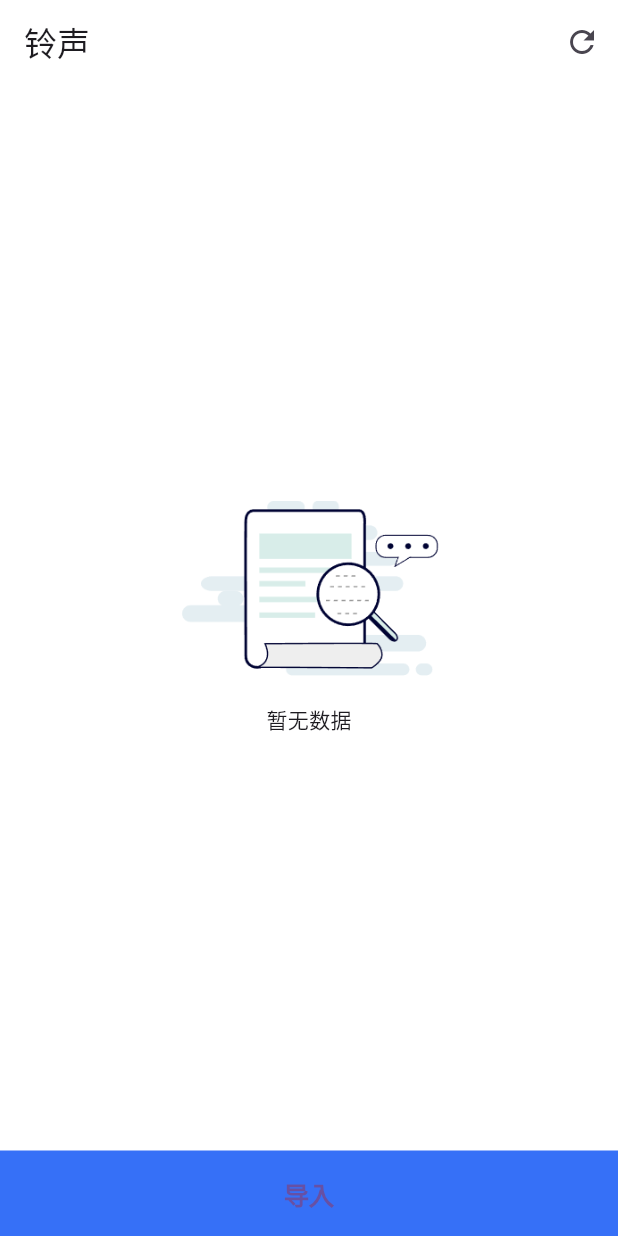
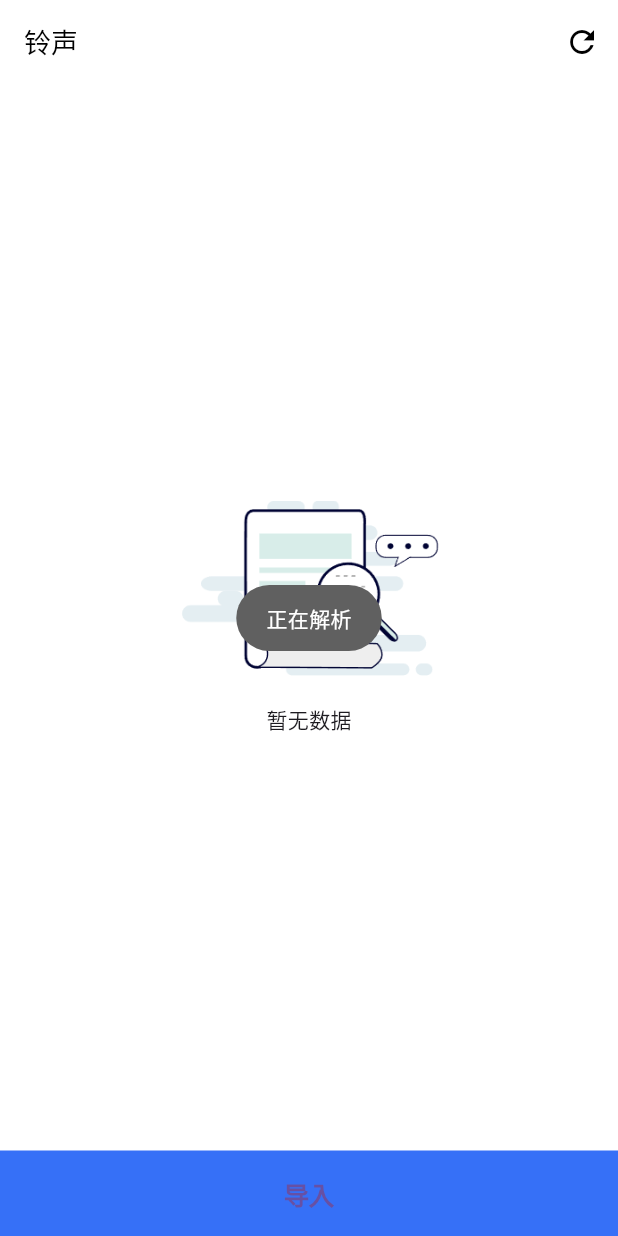
Before and after one commit to Y-Good/dy_tool, a Flutter app: the screen it shows after launch, after a tap on the "refresh" icon, on a phone screen of 412 x 824 dp. Run offline on Flutter 3.47's test engine with Material 3 defaults, Android fonts, the phone set to English and light mode, and no system bars; our stand-ins replace audioplayers, dio, fluttertoast, get, loading_animation_widget, permission_handler.

Commit message:
feat(project): dark mode

```diff
--- a/lib/app/modules/home/views/home_view.dart
+++ b/lib/app/modules/home/views/home_view.dart
@@ -1,3 +1,4 @@
+import 'package:douyin_ringtone/utils/utils.dart';
 import 'package:flutter/cupertino.dart';
 import 'package:flutter/material.dart';
 import 'package:get/get.dart';
@@ -18,8 +19,10 @@ class HomeView extends GetView<HomeController> {
         title: const Text('铃声'),
         actions: [
           IconButton(
+            color:Get.isDarkMode ? Colors.white : Colors.black,
             icon: const Icon(Icons.refresh),
-            onPressed: () => ctl.readFolderFiles(true),
+            // onPressed: () => ctl.readFolderFiles(true),
+            onPressed: () => Utils.showToast("正在解析"),
           ),
         ],
       ),
--- a/lib/main.dart
+++ b/lib/main.dart
@@ -12,9 +12,28 @@ void main() {
       theme: ThemeData(
         primaryColor: const Color(0xFF3670f7),
         scaffoldBackgroundColor: Colors.white,
+        textTheme: const TextTheme(
+        ),
         appBarTheme: const AppBarTheme(
           backgroundColor: Colors.white,
           surfaceTintColor: Colors.white,
+          titleTextStyle: TextStyle(
+            color: Colors.black,
+            fontSize: 18,
+          ),
+          elevation: 0,
+        ),
+      ),
+      darkTheme: ThemeData(
+        primaryColor: const Color(0xFF3670f7),
+        scaffoldBackgroundColor: Colors.black,
+        appBarTheme: const AppBarTheme(
+          backgroundColor: Colors.black,
+          surfaceTintColor: Colors.black,
+          titleTextStyle: TextStyle(
+            color: Colors.white,
+            fontSize: 18,
+          ),
           elevation: 0,
         ),
       ),
```
Also changed, not shown: lib/app/modules/home/views/ringtone_cell.dart (+9 -3 lines), lib/utils/utils.dart (+11 -5 lines), 1 other file.
